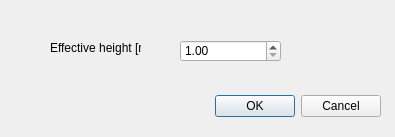
Berlisia/RSRPCalclulator, file ReceiverForm.ui: the form before one commit.
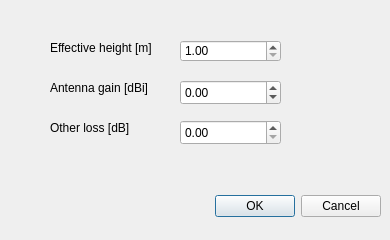
The form after the commit.

Diff of the .ui file:
```diff
--- a/ReceiverForm.ui
+++ b/ReceiverForm.ui
@@ -6,8 +6,8 @@
    <rect>
     <x>0</x>
     <y>0</y>
-    <width>395</width>
-    <height>137</height>
+    <width>390</width>
+    <height>240</height>
    </rect>
   </property>
   <property name="windowTitle">
@@ -17,7 +17,7 @@
    <property name="geometry">
     <rect>
      <x>40</x>
-     <y>90</y>
+     <y>190</y>
      <width>341</width>
      <height>32</height>
     </rect>
@@ -50,7 +50,7 @@
     <rect>
      <x>50</x>
      <y>40</y>
-     <width>91</width>
+     <width>121</width>
      <height>16</height>
     </rect>
    </property>
@@ -58,6 +58,58 @@
     <string>Effective height [m]</string>
    </property>
   </widget>
+  <widget class="QLabel" name="label_2">
+   <property name="geometry">
+    <rect>
+     <x>50</x>
+     <y>80</y>
+     <width>111</width>
+     <height>16</height>
+    </rect>
+   </property>
+   <property name="text">
+    <string>Antenna gain [dBi]</string>
+   </property>
+  </widget>
+  <widget class="QDoubleSpinBox" name="doubleSpinBox">
+   <property name="geometry">
+    <rect>
+     <x>180</x>
+     <y>80</y>
+     <width>101</width>
+     <height>25</height>
+    </rect>
+   </property>
+   <property name="minimum">
+    <double>-5.000000000000000</double>
+   </property>
+   <property name="maximum">
+    <double>20.000000000000000</double>
+   </property>
+  </widget>
+  <widget class="QLabel" name="label_3">
+   <property name="geometry">
+    <rect>
+     <x>50</x>
+     <y>120</y>
+     <width>101</width>
+     <height>16</height>
+    </rect>
+   </property>
+   <property name="text">
+    <string>Other loss [dB]</string>
+   </property>
+  </widget>
+  <widget class="QDoubleSpinBox" name="doubleSpinBox_2">
+   <property name="geometry">
+    <rect>
+     <x>180</x>
+     <y>120</y>
+     <width>101</width>
+     <height>25</height>
+    </rect>
+   </property>
+  </widget>
  </widget>
  <resources/>
  <connections>
```
